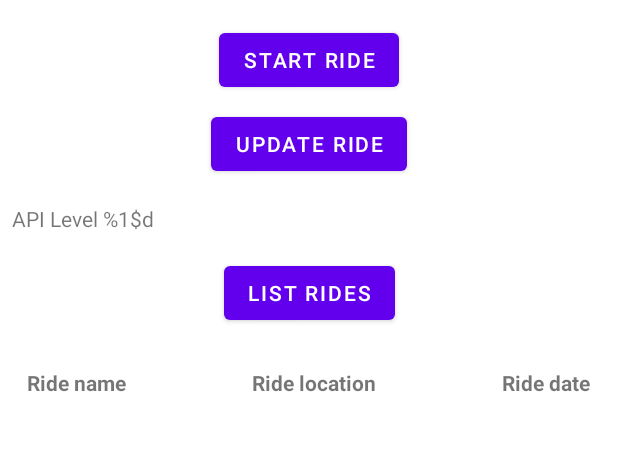
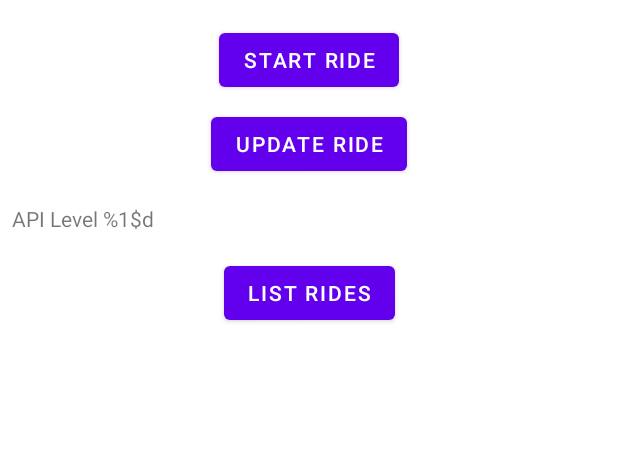
Before and after one commit to JacobMoller/ScooterSharing, an Android app: the layout fragment_main.xml on its own in the app's theme, with its tools: preview values and no code run, on a phone screen of 412 x 824 dp, the part 53-504 px from its top. Run offline under Robolectric (Android 15) with nearby library versions, the phone set to English and light mode, and no system bars.

Commit message:
Auto-hide ride list on load

```diff
--- a/app/src/main/res/layout/fragment_main.xml
+++ b/app/src/main/res/layout/fragment_main.xml
@@ -86,7 +86,8 @@
         app:justifyContent="space_between"
         app:layout_constraintEnd_toEndOf="parent"
         app:layout_constraintStart_toStartOf="parent"
-        app:layout_constraintTop_toBottomOf="@+id/list_rides_button">
+        app:layout_constraintTop_toBottomOf="@+id/list_rides_button"
+        android:visibility="gone" >
 
         <TextView
             android:id="@+id/ride_name"
@@ -120,6 +121,7 @@
         app:layout_constraintBottom_toBottomOf="parent"
         app:layout_constraintEnd_toEndOf="parent"
         app:layout_constraintStart_toStartOf="parent"
-        app:layout_constraintTop_toBottomOf="@+id/flexboxLayout" />
+        app:layout_constraintTop_toBottomOf="@+id/flexboxLayout"
+        android:visibility="gone" />
 
 </androidx.constraintlayout.widget.ConstraintLayout>
```
